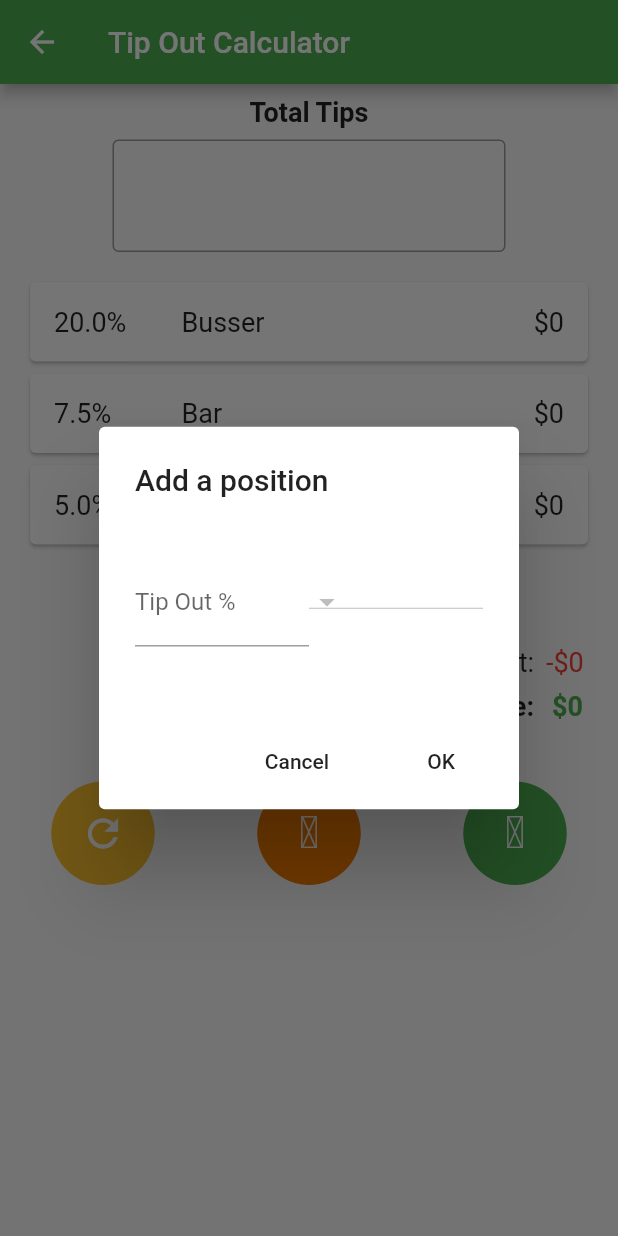
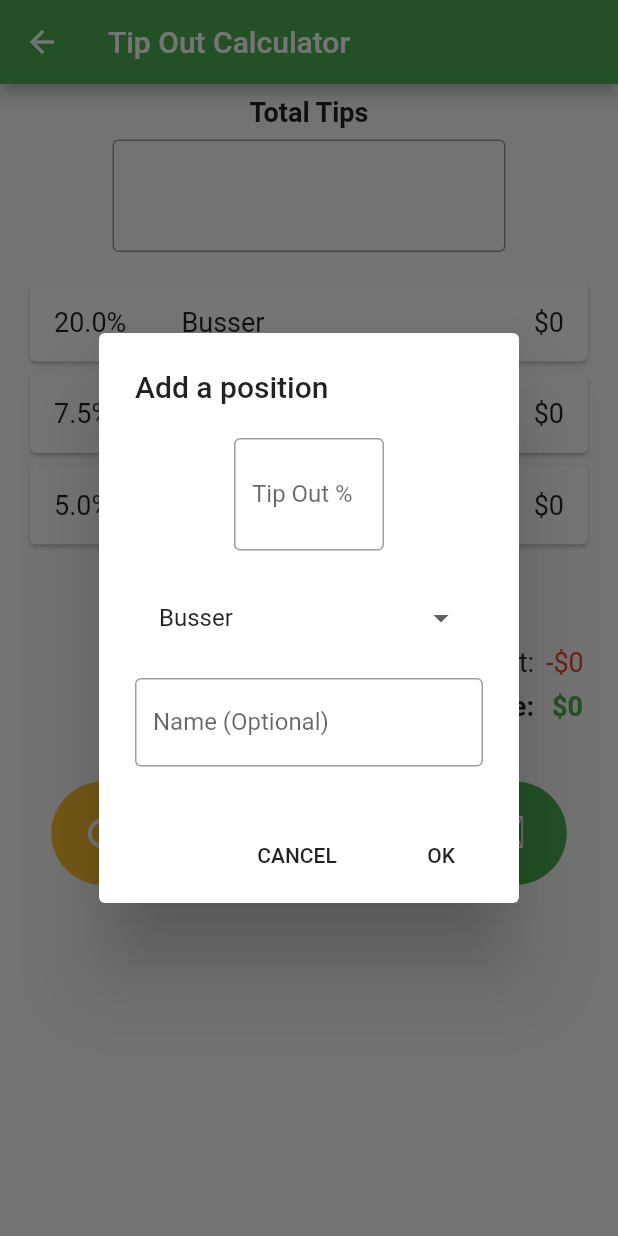
Before and after one commit to matthewjames/TYFT_Flutter, a Flutter app: the TipOutCalculatorPage screen opened directly, after a tap on "+ Quick Add", on a phone screen of 412 x 824 dp. Run offline on Flutter 3.47's test engine with Material 2 defaults, Android fonts, the phone set to English and light mode, and no system bars; our stand-ins replace charts_flutter, expandable, firebase_auth, firebase_database, material_design_icons_flutter, page_view_indicators and 1 more; missing offline and left inert: custom_navigator, flutter_picker; accounts and stored records are empty.

Commit message:
TipOutCalculatorPage: Edit Position Dialog UI Improvements

```diff
--- a/lib/page_shift_log.dart
+++ b/lib/page_shift_log.dart
@@ -71,7 +71,7 @@ class _ShiftLogPageState extends State<ShiftLogPage> {
         title: Text(widget.title),
       ),
         body: Column(
-              mainAxisSize: MainAxisSize.max,
+              mainAxisSize: MainAxisSize.min,
               mainAxisAlignment: MainAxisAlignment.center,
               children: <Widget>[
                 Expanded(child: _buildTableCalendar())
--- a/lib/page_tip_out_calculator.dart
+++ b/lib/page_tip_out_calculator.dart
@@ -14,11 +14,12 @@ class TipOutCalculatorPage extends StatefulWidget {
 }
 
 class _TipOutCalculatorPageState extends State<TipOutCalculatorPage> {
-  var _positions = [
+  static var _positions = [
     new Position("Busser", "", 20.0),
     new Position("Bar", "", 7.5),
     new Position("Runner", "", 5.0)
   ];
+  var _selectedPosition = _positions[0];
 
   var _totalTipOut = 0, _netGratuity = 0;
   var _shiftData;
@@ -78,31 +79,70 @@ class _TipOutCalculatorPageState extends State<TipOutCalculatorPage> {
         return AlertDialog(
           title: Text(title),
           content: Container(
-            height: 100,
+            height: 225,
             child: Column(
+                mainAxisAlignment: MainAxisAlignment.center,
                 children: <Widget>[
-                  Expanded(
-                    child: Row(
-                      children: <Widget>[
-                        Expanded(
+                        Row(
+                          mainAxisAlignment: MainAxisAlignment.center,
+                          children: <Widget>[Container(
+                            width: 100,
+                            height: 80,
                             child: TextField(
                                 autofocus: false,
                                 decoration: InputDecoration(
+                                  border: OutlineInputBorder(),
                                   labelText: 'Tip Out %',
+                                  labelStyle: TextStyle(
+                                    fontSize: 16.0
+                                  )
                                 ),
+                                style: TextStyle(
+                                  fontSize: 30.0
+                                ),
+                                textAlign: TextAlign.center,
                                 onChanged: (value){
 
                                 },
                               ),
                             ),
+                          ]
+                        ),
+                        Padding(
+                          padding: const EdgeInsets.all(16.0),
+                          child: Row(
+                            children: <Widget>[
                               Expanded(
+                                  child: DropdownButtonHideUnderline(
                                     child: DropdownButton(
-                            items: null,
-                            onChanged: null,
+                                      elevation: 0,
+                                      items: _positions.map<DropdownMenuItem<Position>>((Position value) {
+                                      return DropdownMenuItem<Position>(
+                                          value: value,
+                                          child: Text(value.title),
+                                        );
+                                      }).toList(),
+                                      onChanged: (position){
+                                        _selectedPosition = position;
+                                      },
+                                      value: _selectedPosition,
                                     ),
-                        )
+                                  ),
+                                ),
                             ],
                           ),
+                        ),
+
+
+                  TextField(
+                    autofocus: false,
+                    decoration: InputDecoration(
+                      border: OutlineInputBorder(),
+                      labelText: 'Name (Optional)',
+                    ),
+                    onChanged: (value){
+
+                    },
                   ),
                 ],
             ),
@@ -110,7 +150,7 @@ class _TipOutCalculatorPageState extends State<TipOutCalculatorPage> {
           actions: <Widget>[
             // usually buttons at the bottom of the dialog
             FlatButton(
-              child: Text("Cancel"),
+              child: Text("CANCEL"),
               onPressed: () {
                 Navigator.of(context).pop();
               },
@@ -178,50 +218,7 @@ class _TipOutCalculatorPageState extends State<TipOutCalculatorPage> {
                   ),
                 ],
               ),
-              ListView.builder(
-                shrinkWrap: true,
-                  itemBuilder: (context, position) {
-                    return Padding(
-                      padding: EdgeInsets.only(left: 16.0, right: 16.0),
-                      child: Card(
-                        child: InkWell(
-                          splashColor: Colors.black12.withAlpha(30),
-                          onTap: (){
-                            print("Position " + position.toString() + " clicked!");
-                          },
-                          child: Container(
-                            margin: EdgeInsets.all(16),
-                            child: Row(
-                              children: <Widget>[
-                                Expanded(
-                                    child: Text(_positions[position].tipPercentage.toString() + '%',
-                                    style: TextStyle(
-                                      fontSize: 18.0
-                                    ),)
-                                ),
-                                Expanded(child: Text(_positions[position].title,
-                                  style: TextStyle(
-                                      fontSize: 18.0
-                                  ),)),
-                                Expanded(child: Text(_getName(position),
-                                  style: TextStyle(
-                                      fontSize: 18.0
-                                  ),)),
-                                Expanded(child: Text('\$' + _positions[position].tipOutAmount.toString(),
-                                        textAlign: TextAlign.end,
-                                        style: TextStyle(
-                                          fontSize: 18.0
-                                        ),),
-                                ),
-                              ],
-                            ),
-                          ),
-                        ),
-                      ),
-                    );
-                  },
-                  itemCount: _positions.length,
-              ),
+              _buildPositionListView(),
               Center(
                 child: Padding(
                   padding: const EdgeInsets.all(4.0),
@@ -403,6 +400,78 @@ class _TipOutCalculatorPageState extends State<TipOutCalculatorPage> {
     );
   }
 
+  _buildPositionListView(){
+    return ListView.builder(
+      shrinkWrap: true,
+      itemBuilder: (context, index) {
+        final position = _positions[index];
+        return Padding(
+          padding: EdgeInsets.only(left: 16.0, right: 16.0),
+          child: Dismissible(
+            key: ObjectKey(position),
+            onDismissed: (direction){
+              setState(() {
+                _positions.removeAt(index);
+              });
+              Scaffold
+                  .of(context)
+                  .showSnackBar(SnackBar(
+                  content: Text(position.title + " removed."),
+                      action: SnackBarAction(
+                        label: 'UNDO',
+                        onPressed: (){
+                          setState(() {
+                            _positions.insert(index, position);
+                          });
+                        },
+                      ),
+                ),
+              );
+            },
+            child: Card(
+              child: InkWell(
+                splashColor: Colors.black12.withAlpha(30),
+                onTap: (){
+                  print("Position " + index.toString() + " clicked!");
+                  _selectedPosition = _positions[index];
+                  _showPositionEditorDialog('Edit Position');
+                },
+                child: Container(
+                  margin: EdgeInsets.all(16),
+                  child: Row(
+                    children: <Widget>[
+                      Expanded(
+                          child: Text(_positions[index].tipPercentage.toString() + '%',
+                            style: TextStyle(
+                                fontSize: 18.0
+                            ),)
+                      ),
+                      Expanded(child: Text(_positions[index].title,
+                        style: TextStyle(
+                            fontSize: 18.0
+                        ),)),
+                      Expanded(child: Text(_getName(index),
+                        style: TextStyle(
+                            fontSize: 18.0
+                        ),)),
+                      Expanded(child: Text('\$' + _positions[index].tipOutAmount.toString(),
+                        textAlign: TextAlign.end,
+                        style: TextStyle(
+                            fontSize: 18.0
+                        ),),
+                      ),
+                    ],
+                  ),
+                ),
+              ),
+            ),
+          ),
+        );
+      },
+      itemCount: _positions.length,
+    );
+  }
+
   _openCreateShiftRecordPage(BuildContext context) => Navigator.of(context)
       .push(MaterialPageRoute(builder: (context) => CreateShiftRecordPage(title: "Create Shift Record", data: _shiftData,)));
 }
```
Also changed, not shown: lib/page_create_shift_record.dart (line endings or trailing spaces). Lines whose indentation alone changed are shown as unchanged.
